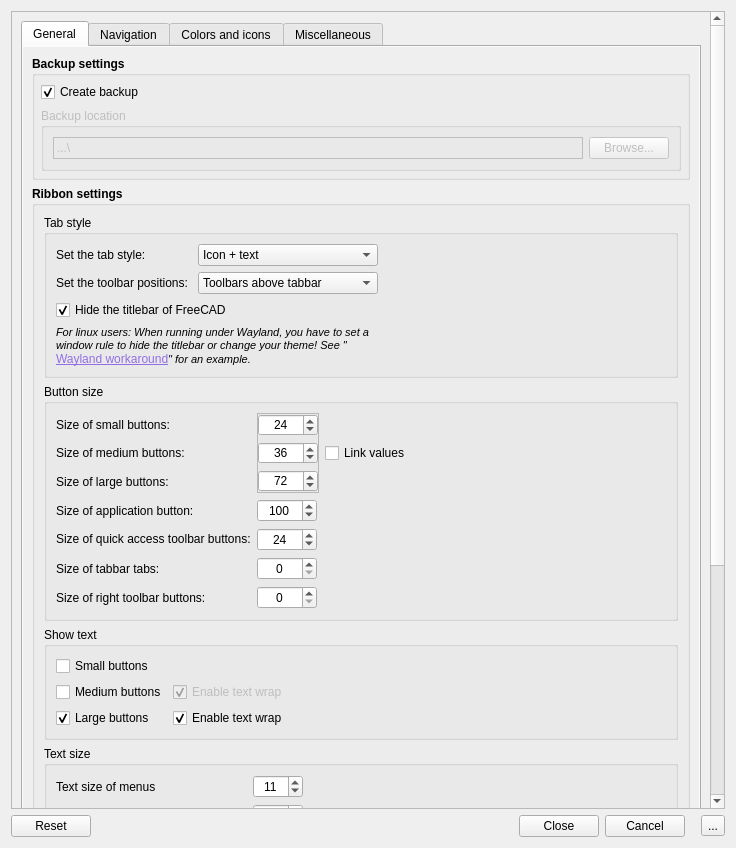
Above: Resources/ui/Settings.ui from APEbbers/FreeCAD-Ribbon before the change. Below: the same form after it.
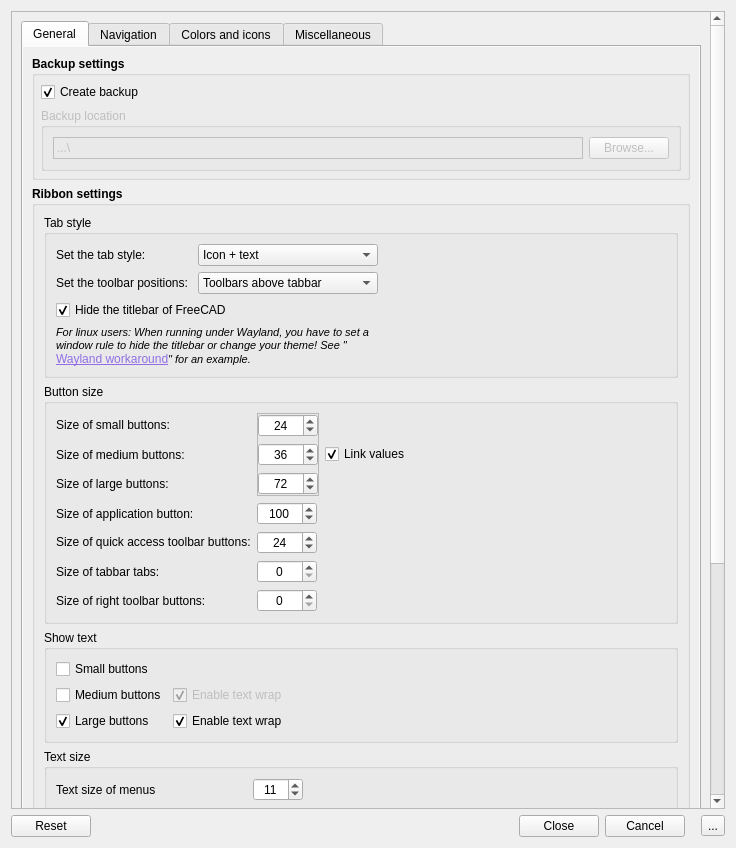
That is the form after the change. Custom widgets are drawn as their Qt base class.

```diff
--- a/Resources/ui/Settings.ui
+++ b/Resources/ui/Settings.ui
@@ -587,6 +587,9 @@
                          <property name="text">
                           <string>Link values</string>
                          </property>
+                         <property name="checked">
+                          <bool>true</bool>
+                         </property>
                         </widget>
                        </item>
                        <item row="3" column="1">
@@ -672,7 +675,7 @@
                           <bool>false</bool>
                          </property>
                          <property name="styleSheet">
-                          <string notr="true">border-right-color: rgb(255, 0, 0);</string>
+                          <string notr="true">QFrame: {border-right-color: rgb(255, 0, 0);}pr</string>
                          </property>
                          <property name="frameShape">
                           <enum>QFrame::Shape::StyledPanel</enum>
```
